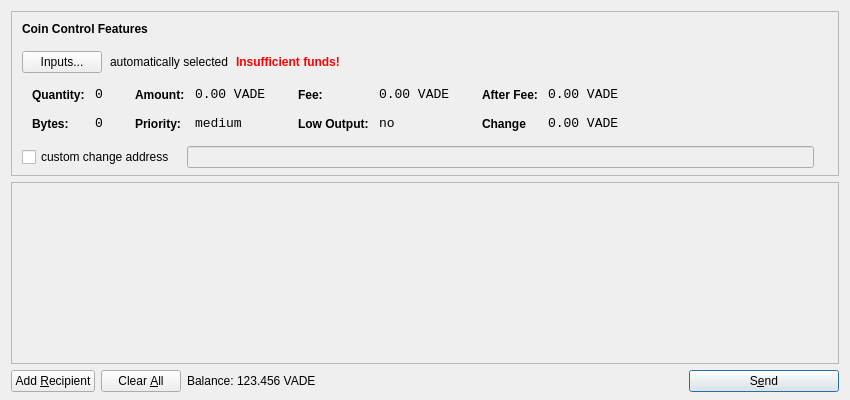
Old version of the form src/qt/forms/sendcoinsdialog.ui in the repository vashshawn/CorgicoinV2.
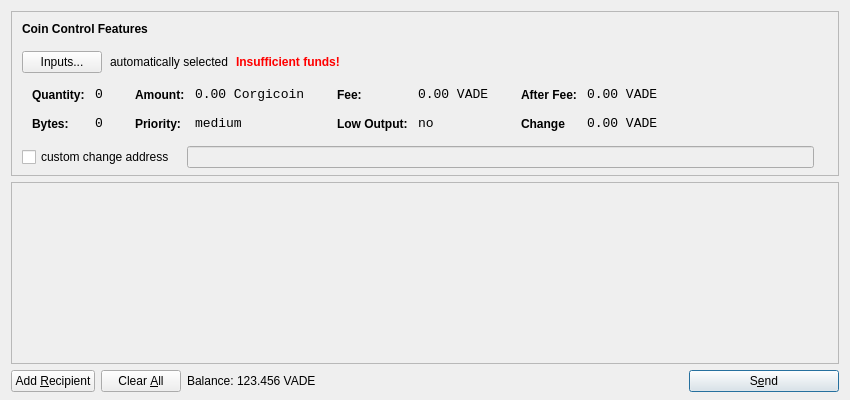
New version of the form. Icons and pictures are not drawn.

```diff
--- a/src/qt/forms/sendcoinsdialog.ui
+++ b/src/qt/forms/sendcoinsdialog.ui
@@ -321,7 +321,7 @@
                   <enum>Qt::ActionsContextMenu</enum>
                  </property>
                  <property name="text">
-                  <string>0.00 VADE</string>
+                  <string>0.00 Corgicoin</string>
                  </property>
                  <property name="textInteractionFlags">
                   <set>Qt::LinksAccessibleByMouse|Qt::TextSelectableByKeyboard|Qt::TextSelectableByMouse</set>
```
